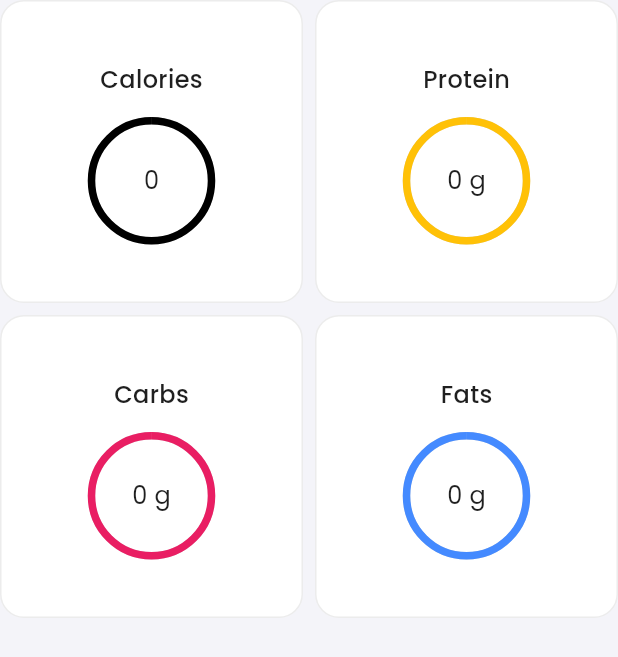
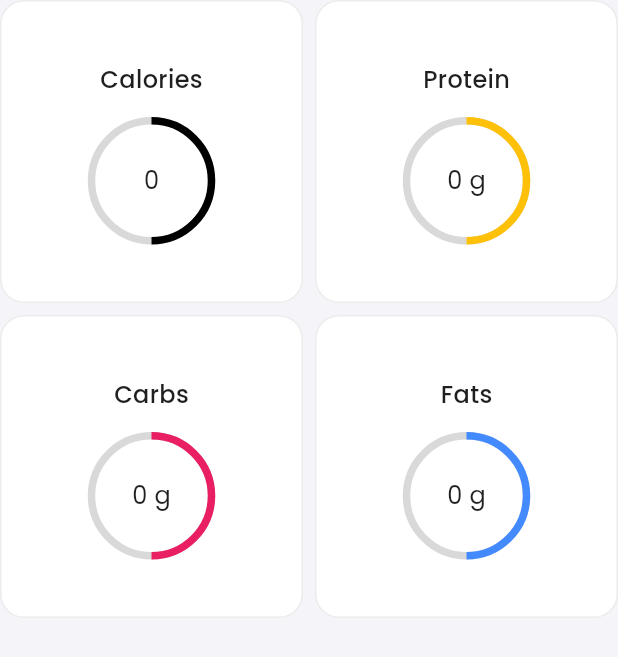
Before and after one commit to cybertronbaka/ema-cal-ai-app, a Flutter app: the _NutritionGrid widget shown alone on an empty page, opened directly with empty values, on a phone screen of 412 x 824 dp. Shown: the top 657 px of the screen. Run offline on Flutter 3.47's test engine with Material 3 defaults, Android fonts, the phone set to English and light mode, and no system bars; drawn by our look-alikes of reactive_forms; our stand-ins replace clock, confetti, flutter_hooks, flutter_keyboard_visibility, flutter_svg, go_router and 4 more; accounts and stored records are empty.

Commit message:
chore: Rename MacroNutrientPlanCard

```diff
--- a/lib/pages/onboarding_complete_overview/onboarding_complete_overview_page.dart
+++ b/lib/pages/onboarding_complete_overview/onboarding_complete_overview_page.dart
@@ -2,7 +2,7 @@ library;
 
 import 'package:ema_cal_ai/app/colors.dart';
 import 'package:ema_cal_ai/app/routes.dart';
-import 'package:ema_cal_ai/models/macro_nutrient_value.dart';
+import 'package:ema_cal_ai/enums/enums.dart';
 import 'package:ema_cal_ai/models/nutrition_plan.dart';
 import 'package:ema_cal_ai/states/states.dart';
 import 'package:ema_cal_ai/widgets/widgets.dart';
@@ -218,29 +218,21 @@ class _NutritionGrid extends StatelessWidget {
         crossAxisSpacing: 8,
       ),
       children: [
-        NutritionProgressCard(
-          value: MacroNutrientValue.calories(
-            value: nutritionPlan.goal.calories / 2.0,
-            maxValue: nutritionPlan.goal.calories.toDouble(),
-          ),
+        MacroNutritionPlanCard(
+          value: nutritionPlan.goal.calories.toDouble(),
+          type: MacroNutrients.calories,
         ),
-        NutritionProgressCard(
-          value: MacroNutrientValue.protein(
-            value: nutritionPlan.goal.proteinG / 2.0,
-            maxValue: nutritionPlan.goal.proteinG.toDouble(),
-          ),
+        MacroNutritionPlanCard(
+          value: nutritionPlan.goal.proteinG,
+          type: MacroNutrients.protein,
         ),
-        NutritionProgressCard(
-          value: MacroNutrientValue.carbs(
-            value: nutritionPlan.goal.carbsG / 2.0,
-            maxValue: nutritionPlan.goal.carbsG.toDouble(),
-          ),
+        MacroNutritionPlanCard(
+          value: nutritionPlan.goal.carbsG,
+          type: MacroNutrients.carbs,
         ),
-        NutritionProgressCard(
-          value: MacroNutrientValue.fats(
-            value: nutritionPlan.goal.fatsG / 2.0,
-            maxValue: nutritionPlan.goal.fatsG.toDouble(),
-          ),
+        MacroNutritionPlanCard(
+          value: nutritionPlan.goal.fatsG,
+          type: MacroNutrients.fats,
         ),
       ],
     );
--- a/lib/widgets/nutrition_progress_card.dart
+++ b/lib/widgets/macro_nutrition_plan_card.dart
@@ -1,9 +1,14 @@
 part of 'widgets.dart';
 
-class NutritionProgressCard extends StatelessWidget {
-  const NutritionProgressCard({super.key, required this.value});
+class MacroNutritionPlanCard extends StatelessWidget {
+  const MacroNutritionPlanCard({
+    super.key,
+    required this.type,
+    required this.value,
+  });
 
-  final MacroNutrientValue value;
+  final MacroNutrients type;
+  final double value;
 
   @override
   Widget build(BuildContext context) {
@@ -18,19 +23,16 @@ class NutritionProgressCard extends StatelessWidget {
         spacing: 16,
         mainAxisAlignment: MainAxisAlignment.center,
         children: [
-          Text(
-            value.type.label,
-            style: const TextStyle(fontWeight: FontWeight.w500),
-          ),
+          Text(type.label, style: const TextStyle(fontWeight: FontWeight.w500)),
           Stack(
             children: [
               SizedBox(
                 height: 80,
                 width: 80,
                 child: CircularProgressIndicator(
-                  value: value.value / value.maxValue,
+                  value: 0.5,
                   backgroundColor: Colors.grey.withAlpha(100),
-                  color: value.type.color,
+                  color: type.color,
                   strokeWidth: 5,
                 ),
               ),
@@ -40,8 +42,8 @@ class NutritionProgressCard extends StatelessWidget {
                   child: Row(
                     mainAxisAlignment: MainAxisAlignment.center,
                     children: [
-                      Text(value.maxValue.toInt().toString()),
-                      if (value.type.unit != null) Text(' ${value.type.unit}'),
+                      Text(value.toInt().toString()),
+                      if (type.unit != null) Text(' ${type.unit}'),
                     ],
                   ),
                 ),
--- a/lib/widgets/widgets.dart
+++ b/lib/widgets/widgets.dart
@@ -2,7 +2,7 @@ library;
 
 import 'package:clock/clock.dart';
 import 'package:ema_cal_ai/app/colors.dart';
-import 'package:ema_cal_ai/models/macro_nutrient_value.dart';
+import 'package:ema_cal_ai/enums/enums.dart';
 import 'package:ema_cal_ai/utils/hooks/init_hook.dart';
 import 'package:ema_cal_ai/utils/hooks/video_player_controller.dart';
 import 'package:flutter/material.dart';
@@ -17,7 +17,7 @@ part 'custom_dialog.dart';
 part 'custom_filled_button.dart';
 part 'custom_outlined_button.dart';
 part 'custom_text_field.dart';
-part 'nutrition_progress_card.dart';
+part 'macro_nutrition_plan_card.dart';
 part 'options_list.dart';
 part 'scanner_overlay_box.dart';
 part 'sensitive_field.dart';
```
Also changed, not shown: lib/models/macro_nutrient_value.dart (+21 -5 lines).
